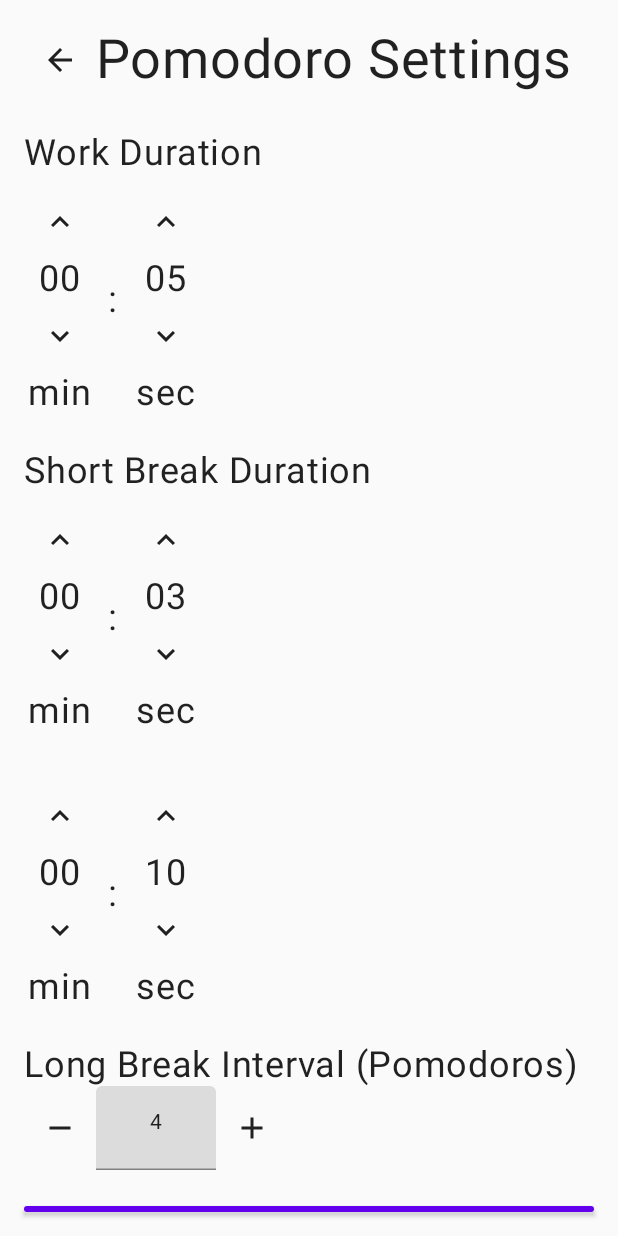
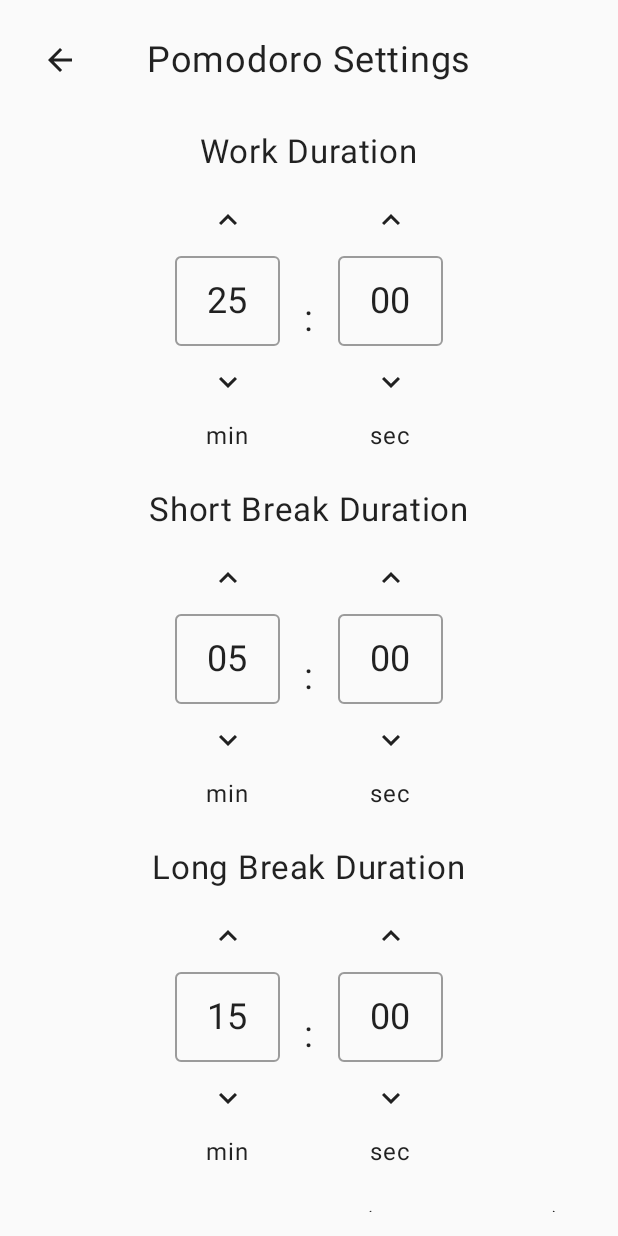
Before and after one commit to kyuhmi/KotlinApp2700, an Android app built with Jetpack Compose: the PomodoroScreen screen opened through its navigation route, after a tap on "Settings", on a phone screen of 412 x 824 dp. Run offline under Robolectric (Android 15) with nearby library versions, the phone set to English and light mode, and no system bars; 2 other taps on this screen came first.

Commit message:
working on improving settings screen, still not complete

```diff
--- a/composeApp/build.gradle.kts
+++ b/composeApp/build.gradle.kts
@@ -117,6 +117,7 @@ android {
 }
 
 dependencies {
+    implementation("androidx.compose.foundation:foundation-android:1.7.8")
     debugImplementation(compose.uiTooling)
 }
 
--- a/composeApp/src/commonMain/kotlin/org/kym/todoapp/data/Pomodoro.kt
+++ b/composeApp/src/commonMain/kotlin/org/kym/todoapp/data/Pomodoro.kt
@@ -3,14 +3,14 @@ package org.kym.todoapp.data
 val DEFAULT_POMODORO_SETTINGS = PomodoroSettings()
 
 data class PomodoroSettings(
-//    val workDuration: Long = 25 * 60 * 1000L, // Milliseconds (25 minutes)
-//    val shortBreakDuration: Long = 5 * 60 * 1000L, // 5 minutes
-//    val longBreakDuration: Long = 15 * 60 * 1000L, // 15 minutes
+    val workDuration: Long = 25 * 60 * 1000L, // Milliseconds (25 minutes)
+    val shortBreakDuration: Long = 5 * 60 * 1000L, // 5 minutes
+    val longBreakDuration: Long = 15 * 60 * 1000L, // 15 minutes
+    val longBreakInterval: Int = 4, // Long break after every 4 Pomodoros
+//    val workDuration: Long = 5 * 1000L, // 5 seconds
+//    val shortBreakDuration: Long = 3 * 1000L, // 3 seconds
+//    val longBreakDuration: Long = 10 * 1000L, // 10 seconds
 //    val longBreakInterval: Int = 4, // Long break after every 4 Pomodoros
-    val workDuration: Long = 5 * 1000L, // 5 seconds
-    val shortBreakDuration: Long = 3 * 1000L, // 3 seconds
-    val longBreakDuration: Long = 10 * 1000L, // 10 seconds
-    val longBreakInterval: Int = 4, // Long break after every 4 Pomodoros
 )
 
 enum class TimerState {
--- a/composeApp/src/commonMain/kotlin/org/kym/todoapp/ui/PomodoroScreen.kt
+++ b/composeApp/src/commonMain/kotlin/org/kym/todoapp/ui/PomodoroScreen.kt
@@ -64,6 +64,7 @@ fun PomodoroScreen(
         }
     }
 }
+
 @Composable
 fun PomodoroStatus(timerState: PomodoroTimerState){
     val phaseText = when(timerState.timerState) {
--- a/composeApp/src/commonMain/kotlin/org/kym/todoapp/ui/PomodoroSettingsScreen.kt
+++ b/composeApp/src/commonMain/kotlin/org/kym/todoapp/ui/PomodoroSettingsScreen.kt
@@ -1,5 +1,6 @@
 package org.kym.todoapp.ui
 
+import androidx.compose.foundation.gestures.scrollable
 import androidx.compose.foundation.layout.Arrangement
 import androidx.compose.foundation.layout.Column
 import androidx.compose.foundation.layout.Row
@@ -9,7 +10,9 @@ import androidx.compose.foundation.layout.fillMaxWidth
 import androidx.compose.foundation.layout.height
 import androidx.compose.foundation.layout.padding
 import androidx.compose.foundation.layout.width
+import androidx.compose.foundation.rememberScrollState
 import androidx.compose.foundation.text.KeyboardOptions
+import androidx.compose.foundation.verticalScroll
 import androidx.compose.material.Button
 import androidx.compose.material.Icon
 import androidx.compose.material.IconButton
@@ -43,14 +46,17 @@ import org.kym.todoapp.viewModels.PomodoroViewModel
 fun PomodoroSettingsScreen(
     navController: NavController,
     parentViewModel: PomodoroViewModel = koinViewModel(
-        viewModelStoreOwner = remember { navController.getBackStackEntry("pomodoro") }
+        viewModelStoreOwner = remember { navController.getBackStackEntry(Screens.Pomodoro.route) } // get parent viewmodel from backstack
     ),
     settingsViewModel: PomodoroSettingsViewModel = koinViewModel()
 ) {
+    // scrollable state
+    val scrollState = rememberScrollState()
+
     // get parent timer state
     val timerState by parentViewModel.timerState.collectAsState()
 
-    // initialize settings viewmodel with current settings from parent timer state each time
+    // initialize settings viewmodel with current settings from parent timer state each time the screen is recomposed
     settingsViewModel.initializeWith(timerState.settings)
 
     // collect settings from initialized settings viewmodel
@@ -73,8 +79,9 @@ fun PomodoroSettingsScreen(
     Column(
         modifier = Modifier
             .fillMaxSize()
-            .padding(16.dp),
-        horizontalAlignment = Alignment.Start
+            .padding(16.dp)
+            .verticalScroll(scrollState),
+        horizontalAlignment = Alignment.CenterHorizontally
     ) {
         // Header with back button
         Row(
@@ -86,14 +93,14 @@ fun PomodoroSettingsScreen(
                 Icon(Icons.AutoMirrored.Filled.ArrowBack, contentDescription = "Back")
             }
             // todo: figure this out
-            Text(text = "Pomodoro Settings", fontSize = 36.sp)
+            Text(text = "Pomodoro Settings", fontSize = 24.sp)
             Spacer(Modifier.width(48.dp))
         }
 
         Spacer(modifier = Modifier.height(24.dp))
 
         // Work Duration timer picker
-        Text("Work Duration", fontSize = 24.sp)
+        Text("Work Duration", fontSize = 22.sp)
         TimePickerWidget(
             minutes = workMinutes,
             seconds = workSeconds,
@@ -104,7 +111,7 @@ fun PomodoroSettingsScreen(
         Spacer(modifier = Modifier.height(16.dp))
 
         // Short Break Duration timer picker
-        Text("Short Break Duration", fontSize = 24.sp)
+        Text("Short Break Duration", fontSize = 22.sp)
         TimePickerWidget(
             minutes = shortBreakMinutes,
             seconds = shortBreakSeconds,
@@ -115,6 +122,7 @@ fun PomodoroSettingsScreen(
         Spacer(modifier = Modifier.height(16.dp))
 
         // Long Break Duration timer picker
+        Text("Long Break Duration", fontSize = 22.sp)
         TimePickerWidget(
             minutes = longBreakMinutes,
             seconds = longBreakSeconds,
@@ -125,7 +133,7 @@ fun PomodoroSettingsScreen(
         Spacer(modifier = Modifier.height(16.dp))
 
         // Long Break interval
-        Text("Long Break Interval (Pomodoros)", fontSize = 24.sp)
+        Text("Long Break Interval (Pomodoros)", fontSize = 22.sp)
         Row(verticalAlignment = Alignment.CenterVertically) {
             // button to decrease long break interval
             IconButton(
@@ -143,7 +151,8 @@ fun PomodoroSettingsScreen(
                 onValueChange = { longBreakInterval = it }, // update state on change
                 keyboardOptions = KeyboardOptions(keyboardType = KeyboardType.Number),
                 modifier = Modifier.width(80.dp),
-                textStyle = TextStyle(textAlign = TextAlign.Center)
+                textStyle = TextStyle(textAlign = TextAlign.Center),
+                singleLine = true
             )
 
             // button to increase long break interval
--- a/composeApp/src/commonMain/kotlin/org/kym/todoapp/ui/TimePickerWidget.kt
+++ b/composeApp/src/commonMain/kotlin/org/kym/todoapp/ui/TimePickerWidget.kt
@@ -6,17 +6,28 @@ import androidx.compose.foundation.layout.Column
 import androidx.compose.foundation.layout.Row
 import androidx.compose.foundation.layout.fillMaxWidth
 import androidx.compose.foundation.layout.padding
+import androidx.compose.foundation.layout.width
+import androidx.compose.foundation.text.KeyboardOptions
 import androidx.compose.material.Icon
 import androidx.compose.material.IconButton
+import androidx.compose.material.OutlinedTextField
 import androidx.compose.material.Text
 import androidx.compose.material.icons.Icons
 import androidx.compose.material.icons.filled.KeyboardArrowDown
 import androidx.compose.material.icons.filled.KeyboardArrowUp
 import androidx.compose.runtime.Composable
+import androidx.compose.runtime.getValue
+import androidx.compose.runtime.mutableStateOf
+import androidx.compose.runtime.remember
+import androidx.compose.runtime.setValue
 import androidx.compose.ui.Alignment
 import androidx.compose.ui.Modifier
 import androidx.compose.ui.unit.dp
 import androidx.compose.ui.unit.sp
+import androidx.compose.material.OutlinedTextField
+import androidx.compose.ui.text.TextStyle
+import androidx.compose.ui.text.input.KeyboardType
+import androidx.compose.ui.text.style.TextAlign
 
 @Composable
 fun TimePickerWidget(
@@ -25,56 +36,113 @@ fun TimePickerWidget(
     onMinutesChanged: (Int) -> Unit,
     onSecondsChanged: (Int) -> Unit
 ) {
+    // local state for text fields
+    var minutesText by remember { mutableStateOf(minutes.toString().padStart(2, '0')) }
+    var secondsText by remember { mutableStateOf(seconds.toString().padStart(2, '0')) }
+
     Row(
         modifier = Modifier
             .fillMaxWidth()
             .padding(vertical = 8.dp),
         verticalAlignment = Alignment.CenterVertically,
-        horizontalArrangement = Arrangement.spacedBy(8.dp)
+        horizontalArrangement = Arrangement.Center
     ) {
         // minutes picker
-        Column(horizontalAlignment = Alignment.CenterHorizontally) {
+        Column(
+            horizontalAlignment = Alignment.CenterHorizontally,
+            modifier = Modifier.padding(end = 8.dp)
+        ) {
             IconButton(
-                onClick = { onMinutesChanged((minutes + 1).coerceAtMost(99)) }
+                onClick = {
+                    val newMinutes = (minutes + 1).coerceAtMost(99)
+                    onMinutesChanged(newMinutes)
+                    minutesText = newMinutes.toString().padStart(2, '0')
+                }
             ) {
                 Icon(Icons.Default.KeyboardArrowUp, contentDescription = "Increase Minutes")
             }
 
-            Text(
-                text = minutes.toString().padStart(2, '0'),
-                fontSize = 24.sp
+            OutlinedTextField(
+                value = minutesText,
+                onValueChange = { input ->
+                    // only accept digits and limit to 2 chars
+                    if (input.length <= 2 && input.all { it.isDigit() }) {
+                        minutesText = input.padStart(2, '0')
+                        if (input.isNotEmpty()) {
+                            val newMinutes = input.toInt().coerceIn(0, 99)
+                            if (newMinutes != minutes) {
+                                onMinutesChanged(newMinutes)
+                            }
+                        }
+                    }
+                },
+                modifier = Modifier.width(70.dp),
+                textStyle = TextStyle(fontSize = 24.sp, textAlign = TextAlign.Center),
+                singleLine = true,
+                keyboardOptions = KeyboardOptions(keyboardType = KeyboardType.Number)
             )
 
             IconButton(
-                onClick = { onMinutesChanged((minutes - 1).coerceAtLeast(0)) }
+                onClick = {
+                    val newMinutes = (minutes - 1).coerceAtLeast(0)
+                    onMinutesChanged(newMinutes)
+                    minutesText = newMinutes.toString().padStart(2, '0')
+                }
             ) {
                 Icon(Icons.Default.KeyboardArrowDown, contentDescription = "Decrease Minutes")
             }
 
-            Text("min", fontSize = 24.sp)
+            Text("min", fontSize = 16.sp)
         }
 
-        Text(":", fontSize = 24.sp)
+        Text(":", fontSize = 24.sp, modifier = Modifier.padding(horizontal = 8.dp))
 
         // Seconds picker
-        Column(horizontalAlignment = Alignment.CenterHorizontally) {
+        Column(
+            horizontalAlignment = Alignment.CenterHorizontally,
+            modifier = Modifier.padding(start = 8.dp)
+        ) {
             IconButton(
-                onClick = { onSecondsChanged((seconds + 1).coerceAtMost(59)) }
+                onClick = {
+                    val newSeconds = (seconds + 1).coerceAtMost(59)
+                    onSecondsChanged(newSeconds)
+                    secondsText = newSeconds.toString().padStart(2, '0')
+                }
             ) {
                 Icon(Icons.Default.KeyboardArrowUp, contentDescription = "Increase Seconds")
             }
-            Text(
-                text = seconds.toString().padStart(2, '0'),
-                fontSize = 24.sp
+
+            OutlinedTextField(
+                value = secondsText,
+                onValueChange = { input ->
+                    // Only accept digits and limit to 2 characters
+                    if (input.length <= 2 && input.all { it.isDigit() }) {
+                        secondsText = input
+                        if (input.isNotEmpty()) {
+                            val newSeconds = input.toInt().coerceIn(0, 59)
+                            if (newSeconds != seconds) {
+                                onSecondsChanged(newSeconds)
+                            }
+                        }
+                    }
+                },
+                modifier = Modifier.width(70.dp),
+                textStyle = TextStyle(fontSize = 24.sp, textAlign = TextAlign.Center),
+                singleLine = true,
+                keyboardOptions = KeyboardOptions(keyboardType = KeyboardType.Number)
             )
 
             IconButton(
-                onClick = { onSecondsChanged((seconds - 1).coerceAtLeast(0)) }
+                onClick = {
+                    val newSeconds = (seconds - 1).coerceAtLeast(0)
+                    onSecondsChanged(newSeconds)
+                    secondsText = newSeconds.toString().padStart(2, '0')
+                }
             ) {
                 Icon(Icons.Default.KeyboardArrowDown, contentDescription = "Decrease Seconds")
             }
 
-            Text("sec", fontSize = 24.sp)
+            Text("sec", fontSize = 16.sp)
         }
     }
 }
--- a/composeApp/src/commonMain/kotlin/org/kym/todoapp/viewModels/PomodoroSettingsViewModel.kt
+++ b/composeApp/src/commonMain/kotlin/org/kym/todoapp/viewModels/PomodoroSettingsViewModel.kt
@@ -9,10 +9,11 @@ import org.kym.todoapp.data.DEFAULT_POMODORO_SETTINGS
 import org.kym.todoapp.data.PomodoroSettings
 
 class PomodoroSettingsViewModel : ViewModel() {
+    // StateFlow to hold the current settings
     private val _settings = MutableStateFlow(DEFAULT_POMODORO_SETTINGS)
     val settings: StateFlow<PomodoroSettings> = _settings.asStateFlow()
 
-    // Initialize with current settings from parent ViewModel
+    // Initialize with current settings from passed in PomodoroTimerState
     fun initializeWith(currentSettings: PomodoroSettings) {
         _settings.value = currentSettings
     }
```
